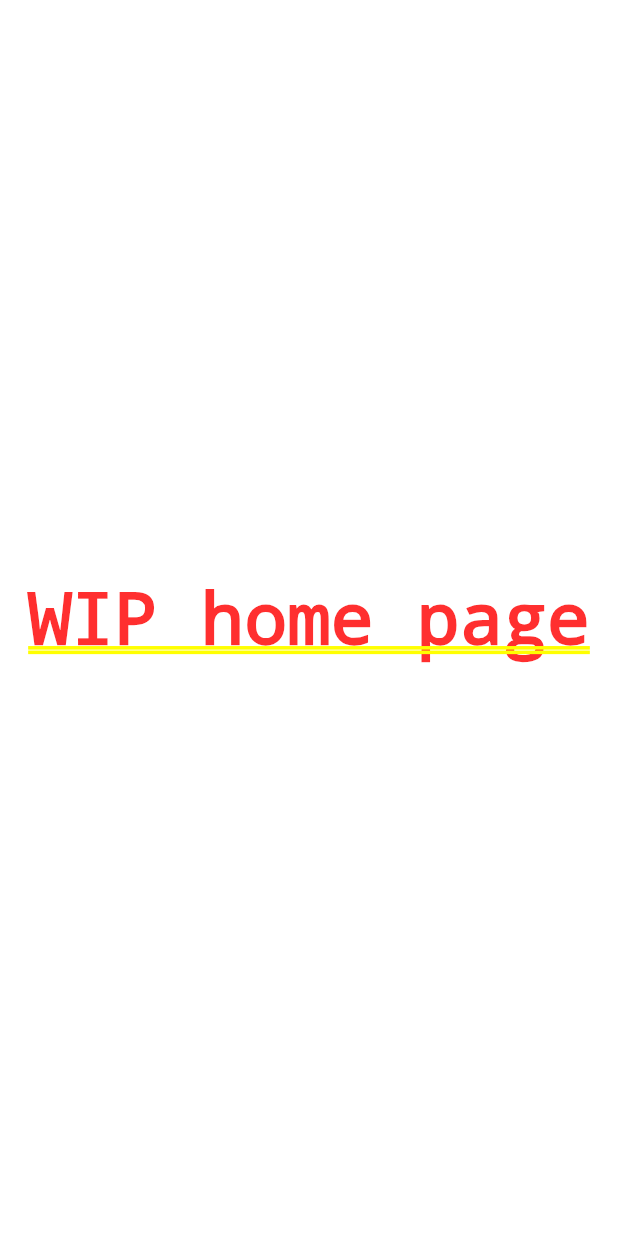
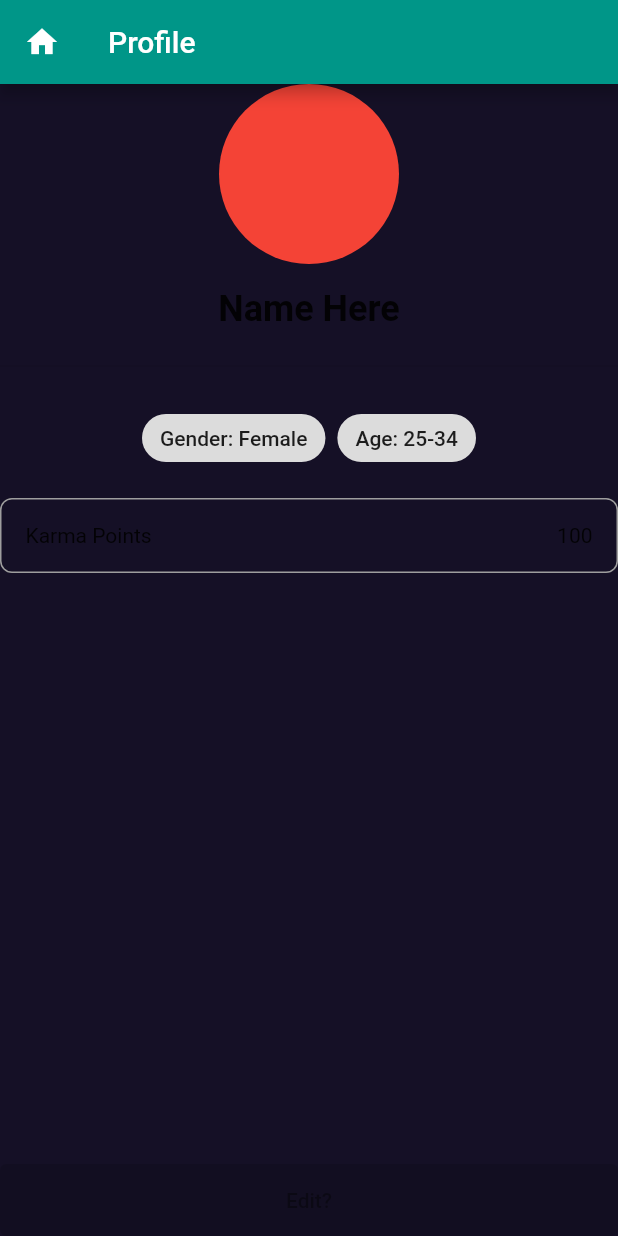
Before and after one commit to TheDevExperiment/flutter_app, a Flutter app: the screen it shows after launch, after a tap on "Let's go!", on a phone screen of 412 x 824 dp. Run offline on Flutter 3.47's test engine with Material 2 defaults, Android fonts, the phone set to English and light mode, and no system bars; our stand-ins replace shared_preferences.

Commit message:
Warning: ChatGPT code incoming!

```diff
--- a/lib/src/app.dart
+++ b/lib/src/app.dart
@@ -1,80 +1,85 @@
-
 import 'package:flutter/material.dart';
 import 'package:shared_preferences/shared_preferences.dart';
-import 'package:veil/src/pages/home.dart';
+import 'package:veil/src/pages/profile.dart';
 import 'package:veil/src/pages/register.dart';
 
 class App extends StatelessWidget {
-  const App({super.key});
+  const App({Key? key});
 
-  // This widget is the root of your application.
   @override
   Widget build(BuildContext context) {
     return MaterialApp(
       title: 'Veil',
       theme: ThemeData(
         primarySwatch: Colors.teal,
-        scaffoldBackgroundColor: const Color(0xFF151026)
+        scaffoldBackgroundColor: const Color(0xFF151026),
       ),
-      home: MyHomePage(title: 'Veil'),
+      home: const MyHomePage(title: 'Veil'),
     );
   }
 }
 
 class MyHomePage extends StatefulWidget {
-  MyHomePage({super.key, required this.title});
+  const MyHomePage({Key? key, required this.title}) : super(key: key);
   final String title;
-  bool showRegisterScreen = false;
 
   @override
-  State<MyHomePage> createState() => _MyHomePageState();
+  _MyHomePageState createState() => _MyHomePageState();
 }
 
 class _MyHomePageState extends State<MyHomePage> {
+  bool _showRegisterScreen = false;
 
-  void showRegisterScreen() async {
+  void _checkToken() async {
     final SharedPreferences prefs = await SharedPreferences.getInstance();
     final String? token = prefs.getString('token');
     setState(() {
-      widget.showRegisterScreen = (token == null);
+      _showRegisterScreen = token == null;
     });
   }
 
-  void saveToken() async {
+  void _saveToken() async {
     final SharedPreferences prefs = await SharedPreferences.getInstance();
     // make network call here to get token
-    prefs.setString('token', "12356");
+    await prefs.setString('token', '12356');
   }
 
   @override
   void initState() {
     super.initState();
-    showRegisterScreen();
+    _checkToken();
   }
 
   @override
   Widget build(BuildContext context) {
-    if (widget.showRegisterScreen) {
+    if (_showRegisterScreen) {
       return Scaffold(
-      body: const SafeArea(child: RegisterPage(),),
-      floatingActionButtonLocation: FloatingActionButtonLocation.centerFloat,
-      floatingActionButton: Container(
-        height: 50,
-        margin: const EdgeInsets.all(10),
-        child: ElevatedButton(onPressed: () => {
-          saveToken(),
-          Navigator.pop(context), //clearing the stack(bug: find better way)
-          Navigator.push(
-          context,
-          MaterialPageRoute(builder: (context) => const Home()),
+        body: Center(
+          child: Column(
+            mainAxisAlignment: MainAxisAlignment.center,
+            children: [
+              const RegisterPage(),
+              const SizedBox(height: 20),
+              ElevatedButton(
+                onPressed: () {
+                  _saveToken();
+                  Navigator.pushAndRemoveUntil(
+                    context,
+                    MaterialPageRoute(builder: (context) => const UserProfilePage()),
+                    (route) => false,
+                  );
+                },
+                child: const Text("Let's go!"),
+              ),
+            ],
+          ),
         ),
-        },child: const Center(child: Text("Let's go!"))
-        ),
-      ),
-    );
+      );
     }
     return const Scaffold(
-      body: SafeArea(child: Home(),),
+      body: SafeArea(
+        child: UserProfilePage(),
+      ),
     );
   }
 }
--- a/lib/src/pages/home.dart
+++ /dev/null
@@ -1,14 +0,0 @@
-import 'package:flutter/material.dart';
-
-
-class Home extends StatelessWidget{
-  const Home({super.key});
-
-  @override
-  Widget build(BuildContext context) {
-    return SafeArea(child: Center(
-      child: Text("WIP home page")
-    ));
-  }
-
-}
--- /dev/null
+++ b/lib/src/pages/profile.dart
@@ -0,0 +1,88 @@
+import 'package:flutter/material.dart';
+import 'package:veil/src/pages/post.dart';
+
+class UserProfilePage extends StatelessWidget {
+  const UserProfilePage({Key? key});
+
+  @override
+  Widget build(BuildContext context) {
+    return Scaffold(
+      appBar: AppBar(
+        leading: IconButton(
+          icon: const Icon(Icons.home),
+          onPressed: () {
+            Navigator.push(
+              context,
+              MaterialPageRoute(builder: (context) => const PostPage()),
+            );
+          },
+        ),
+        title: const Text('Profile'),
+      ),
+      body: Column(
+        mainAxisAlignment: MainAxisAlignment.center,
+        children: [
+          Container(
+            width: 120,
+            height: 120,
+            decoration: BoxDecoration(
+              shape: BoxShape.circle,
+              color: Colors.red,
+            ),
+          ),
+          const SizedBox(height: 16),
+          const Text(
+            'Name Here',
+            style: TextStyle(
+              fontWeight: FontWeight.bold,
+              fontSize: 24,
+            ),
+          ),
+          const SizedBox(height: 16),
+          const Divider(),
+          const SizedBox(height: 16),
+          Wrap(
+            spacing: 8,
+            runSpacing: 8,
+            children: [
+              Chip(
+                label: const Text('Gender: Female'),
+              ),
+              Chip(
+                label: const Text('Age: 25-34'),
+              ),
+            ],
+          ),
+          const SizedBox(height: 16),
+          Container(
+            padding: const EdgeInsets.all(16),
+            decoration: BoxDecoration(
+              border: Border.all(color: Colors.grey),
+              borderRadius: BorderRadius.circular(8),
+            ),
+            child: Column(
+              children: [
+                Row(
+                  mainAxisAlignment: MainAxisAlignment.spaceBetween,
+                  children: [
+                    const Text('Karma Points'),
+                    const Text('100'),
+                  ],
+                ),
+              ],
+            ),
+          ),
+          const Spacer(),
+          ElevatedButton(
+            onPressed: null,
+            child: const Text('Edit?'),
+            style: ElevatedButton.styleFrom(
+              primary: Colors.grey,
+              minimumSize: const Size(double.infinity, 48),
+            ),
+          ),
+        ],
+      ),
+    );
+  }
+}
```
Also changed, not shown: lib/src/pages/post.dart (+83 -0 lines).
